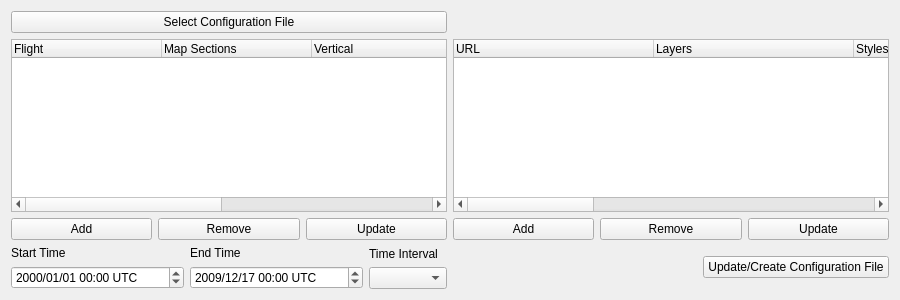
Old version of the form mslib/msui/ui/ui_mss_autoplot.ui in the repository Open-MSS/MSS.
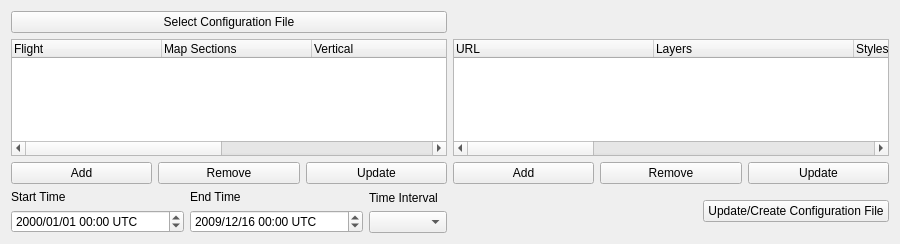
New version of the form.

What changed in the file:
```diff
--- a/mslib/msui/ui/ui_mss_autoplot.ui
+++ b/mslib/msui/ui/ui_mss_autoplot.ui
@@ -7,7 +7,7 @@
     <x>0</x>
     <y>0</y>
     <width>900</width>
-    <height>300</height>
+    <height>244</height>
    </rect>
   </property>
   <property name="windowTitle">
@@ -109,13 +109,13 @@
             <date>
              <year>2009</year>
              <month>12</month>
-             <day>17</day>
+             <day>16</day>
             </date>
            </property>
            <property name="minimumDateTime">
             <datetime>
-             <hour>12</hour>
-             <minute>0</minute>
+             <hour>6</hour>
+             <minute>30</minute>
              <second>0</second>
              <year>1999</year>
              <month>12</month>
@@ -131,8 +131,8 @@
            </property>
            <property name="minimumTime">
             <time>
-             <hour>12</hour>
-             <minute>0</minute>
+             <hour>6</hour>
+             <minute>30</minute>
              <second>0</second>
             </time>
            </property>
```
